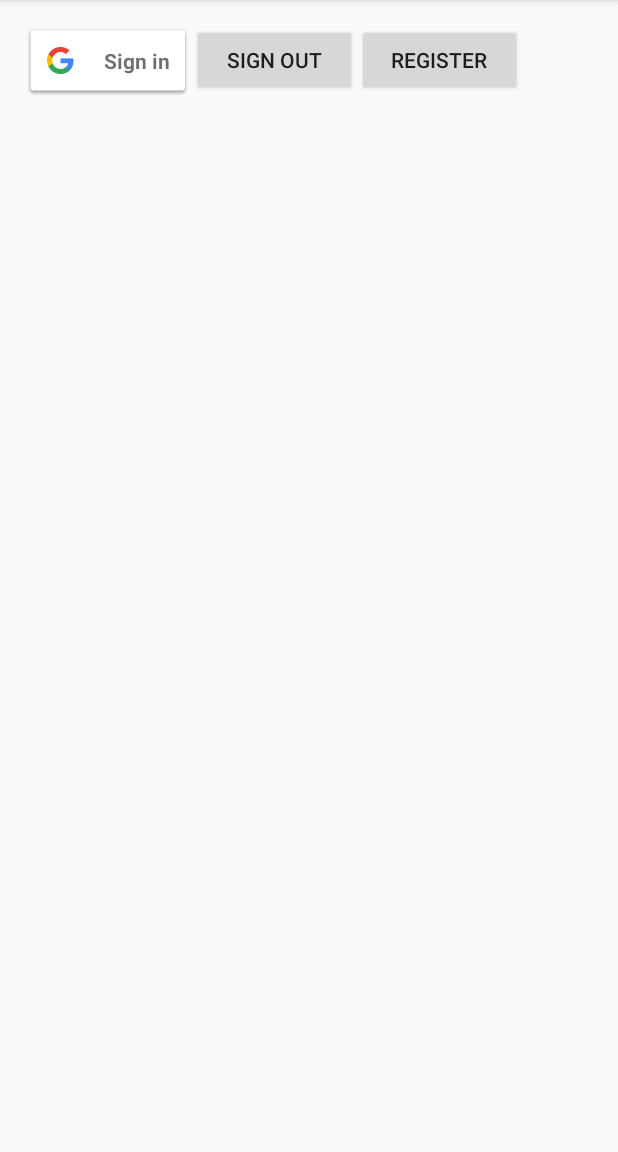
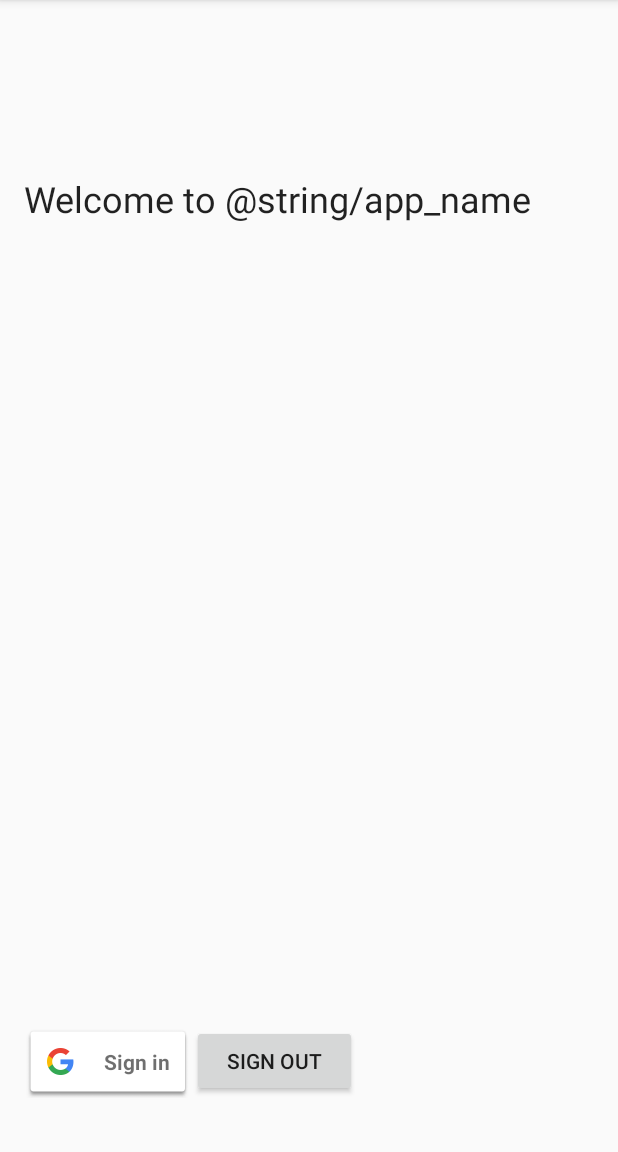
Before and after one commit to jonLicari/AirportApp, an Android app: the screen it shows after launch (MainActivity), on a phone screen of 412 x 824 dp, the part 84-1236 px from its top. Run offline under Robolectric (Android 15) with nearby library versions, the phone set to English and light mode, and no system bars; our stand-ins replace Firebase (no records; nobody signed in at launch, a user with empty details on screens opened directly).

```diff
--- a/app/src/main/AndroidManifest.xml
+++ b/app/src/main/AndroidManifest.xml
@@ -21,7 +21,8 @@
                 <category android:name="android.intent.category.LAUNCHER" />
             </intent-filter>
         </activity>
-
+       <!-- <activity android:name=".FirstPage">
+        // </activity>-->
     </application>
 
 </manifest>
--- a/app/src/main/res/layout/activity_main.xml
+++ b/app/src/main/res/layout/activity_main.xml
@@ -4,22 +4,21 @@
     xmlns:tools="http://schemas.android.com/tools"
     android:layout_width="match_parent"
     android:layout_height="match_parent"
+    android:backgroundTint="@color/colorPrimaryDark"
+    android:backgroundTintMode="add"
     android:paddingBottom="16dp"
+
     android:paddingLeft="16dp"
     android:paddingRight="16dp"
     android:paddingTop="16dp"
-
     tools:context="first.airportapp.MainActivity">
 
     <LinearLayout
         android:layout_width="match_parent"
-        android:layout_height="match_parent">
-
-        <TextView
-            android:id="@+id/status_textview"
-            android:layout_width="wrap_content"
-            android:layout_height="wrap_content"
-            android:text="" />
+        android:layout_height="wrap_content"
+        android:layout_alignParentBottom="true"
+        android:layout_centerHorizontal="true"
+        android:layout_marginBottom="20dp">
 
         <com.google.android.gms.common.SignInButton
             android:id="@+id/sign_in_button"
@@ -30,13 +29,23 @@
             android:id="@+id/signOutButton"
             android:layout_width="110dp"
             android:layout_height="wrap_content"
-            android:text="Sign out" />
+            android:text="@string/sign_out" />
+    </LinearLayout>
 
-        <Button
-            android:id="@+id/registerButton"
-            android:layout_width="110dp"
+    <LinearLayout
+        android:layout_width="match_parent"
+        android:layout_height="wrap_content"
+        android:layout_alignParentTop="true"
+        android:layout_centerHorizontal="true"
+        android:layout_marginTop="100dp">
+
+        <TextView
+            android:id="@+id/status_textview"
+            android:layout_width="wrap_content"
             android:layout_height="wrap_content"
-            android:text="Register" />
+            android:text="Welcome to @string/app_name"
+            android:textAppearance="@style/TextAppearance.AppCompat.Headline" />
+
     </LinearLayout>
 
 </RelativeLayout>
--- a/app/src/main/res/values/strings.xml
+++ b/app/src/main/res/values/strings.xml
@@ -1,3 +1,6 @@
 <resources>
     <string name="app_name">Airport App</string>
+    <string name="sign_out">Sign Out</string>
+    <string name="welcome">Welcome to @string/app_name</string>
+
 </resources>
```
Also changed, not shown: app/src/main/java/first/airportapp/MainActivity.java (+42 -8 lines).
